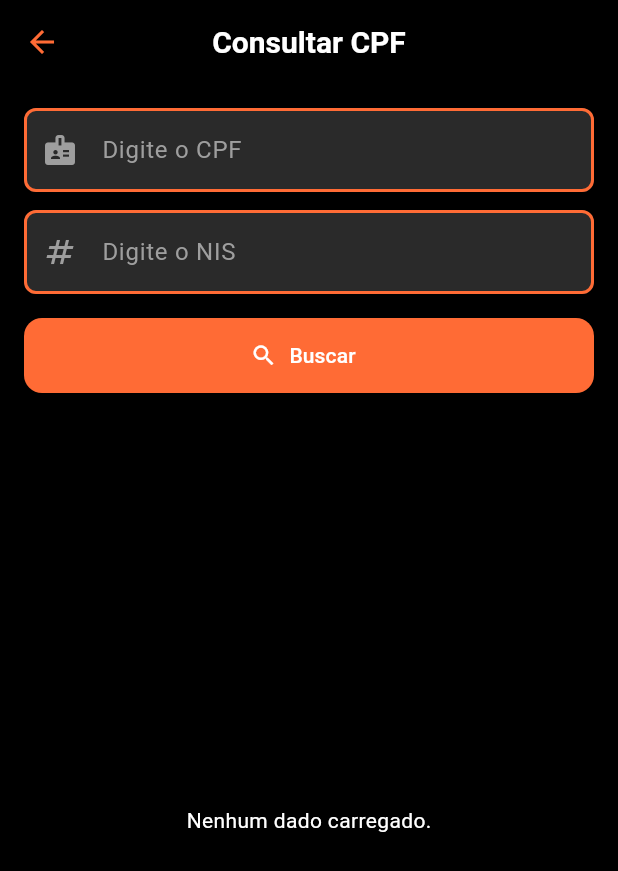
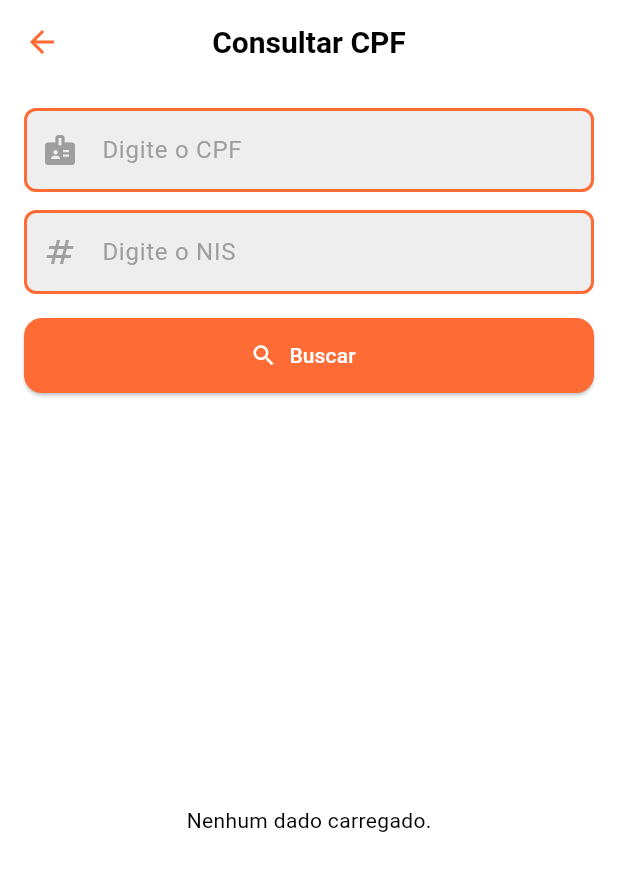
Before and after one commit to vichsort/FAIF, a Flutter app: the CpfScreen screen opened directly, on a phone screen of 412 x 824 dp. Shown: the top 871 px of the screen. Run offline on Flutter 3.47's test engine with Material 3 defaults, Android fonts, the phone set to English and light mode, and no system bars.

Commit message:
style: wireframing III

```diff
--- a/lib/components/deputado_card.dart
+++ b/lib/components/deputado_card.dart
@@ -13,8 +13,9 @@ class DeputadoCard extends StatelessWidget {
 
   @override
   Widget build(BuildContext context) {
-    final fundo = isDark ? const Color(0xFF1E1F23) : Colors.grey[100]!;
-    final texto = isDark ? Colors.white : Colors.black87;
+    final fundo = isDark ? const Color(0xFF1A1A1A) : Colors.white;
+    final fundoInput = isDark ? const Color(0xFF2A2A2A) : Colors.grey[200]!;
+    final texto = isDark ? Colors.white : Colors.black;
     final laranja = const Color(0xFFFF6B35);
 
     return Container(
--- a/lib/screens/cnpj_screen.dart
+++ b/lib/screens/cnpj_screen.dart
@@ -38,7 +38,6 @@ class _ConsultaCnpjPageState extends State<ConsultaCnpjPage> {
           final Map<String, dynamic> dados = json.decode(response.body);
           _dados = dados;
         } else {
-          // Tenta extrair mensagem de erro padronizada
           try {
             final Map<String, dynamic> err = json.decode(response.body);
             _erro = err['error']?['message'] ?? 'Erro na consulta.';
@@ -91,12 +90,12 @@ class _ConsultaCnpjPageState extends State<ConsultaCnpjPage> {
                   decoration: InputDecoration(
                     labelText: 'CNPJ',
                     labelStyle: TextStyle(
-                      color: texto.withOpacity(0.7),
+                      color: texto,
                       fontSize: fontSize - 2,
                     ),
                     hintText: 'XX.XXX.XXX/0001-XX',
                     hintStyle: TextStyle(
-                      color: texto.withOpacity(0.6),
+                      color: texto,
                       fontSize: fontSize - 2,
                     ),
                     filled: true,
--- a/lib/screens/cpf_screen.dart
+++ b/lib/screens/cpf_screen.dart
@@ -1,4 +1,5 @@
 import 'package:flutter/material.dart';
+import 'package:faif/screens/config_manual_page.dart';
 import 'package:http/http.dart' as http;
 import 'dart:convert';
 
@@ -65,9 +66,9 @@ class _CpfScreenState extends State<CpfScreen> {
 
   @override
   Widget build(BuildContext context) {
-    final fundo = Colors.black;
-    final fundoInput = const Color(0xFF2A2A2A);
-    final texto = Colors.white;
+    final fundo = isDarkMode ? const Color(0xFF1A1A1A) : Colors.white;
+    final fundoInput = isDarkMode ? const Color(0xFF2A2A2A) : Colors.grey[200]!;
+    final texto = isDarkMode ? Colors.white : Colors.black;
     final laranja = const Color(0xFFFF6B35);
 
     return Scaffold(
--- a/lib/screens/deputado_screen.dart
+++ b/lib/screens/deputado_screen.dart
@@ -63,7 +63,6 @@ class DeputadosPageState extends State<DeputadosPage> {
               ),
               const SizedBox(height: 20),
 
-              // campo de busca estilizado
               Container(
                 padding: const EdgeInsets.symmetric(horizontal: 12),
                 decoration: BoxDecoration(
@@ -80,7 +79,7 @@ class DeputadosPageState extends State<DeputadosPage> {
                         controller: _controller,
                         style: TextStyle(color: texto, fontSize: 16),
                         decoration: InputDecoration(
-                          hintText: "pesquisa...",
+                          hintText: "Pesquisa...",
                           hintStyle: TextStyle(color: Colors.grey[500]),
                           border: InputBorder.none,
                         ),
```
Also changed, not shown: lib/screens/emendas_parlamentares.dart (+0 -7 lines), 1 other file.
